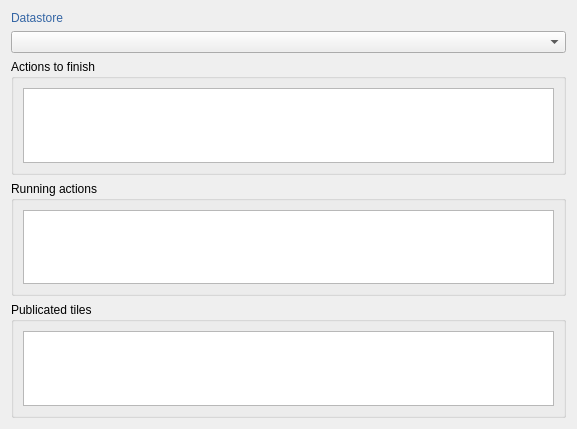
The window that geotuileur/gui/dashboard/wdg_dashboard.ui (JulesGrillot/plugin-qgis-geoplateforme) describes before a commit, drawn with Qt 5.
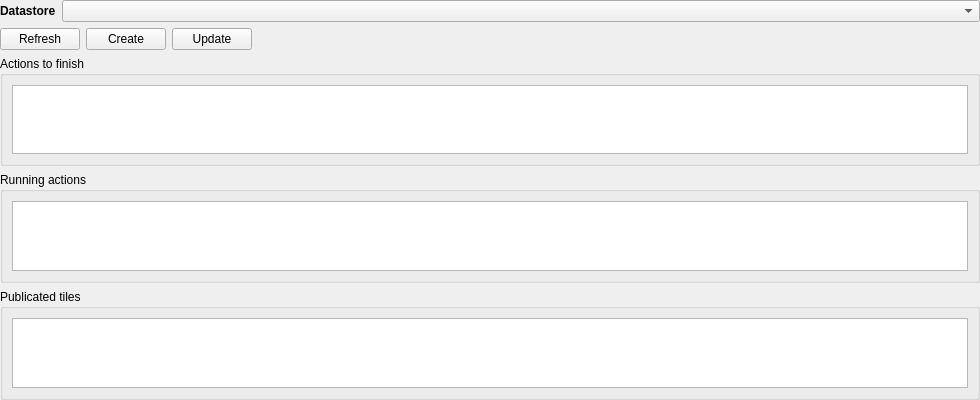
The same window after the commit. Custom widgets are drawn as their Qt base class.

Patch:
```diff
--- a/geotuileur/gui/dashboard/wdg_dashboard.ui
+++ b/geotuileur/gui/dashboard/wdg_dashboard.ui
@@ -6,14 +6,32 @@
    <rect>
     <x>0</x>
     <y>0</y>
-    <width>577</width>
-    <height>429</height>
+    <width>980</width>
+    <height>400</height>
    </rect>
   </property>
+  <property name="minimumSize">
+   <size>
+    <width>980</width>
+    <height>400</height>
+   </size>
+  </property>
   <property name="windowTitle">
    <string>Dashboard</string>
   </property>
   <layout class="QGridLayout" name="gridLayout">
+   <property name="leftMargin">
+    <number>0</number>
+   </property>
+   <property name="topMargin">
+    <number>0</number>
+   </property>
+   <property name="rightMargin">
+    <number>0</number>
+   </property>
+   <property name="bottomMargin">
+    <number>0</number>
+   </property>
    <item row="3" column="0" colspan="2">
     <widget class="QgsCollapsibleGroupBox" name="gbb_running_actions">
      <property name="title">
@@ -26,21 +44,6 @@
      </layout>
     </widget>
    </item>
-   <item row="2" column="0" colspan="2">
-    <widget class="QgsCollapsibleGroupBox" name="gpb_actions_to_finish">
-     <property name="title">
-      <string>Actions to finish</string>
-     </property>
-     <layout class="QGridLayout" name="gridLayout_2">
-      <item row="0" column="0">
-       <widget class="QTableView" name="tbv_actions_to_finish"/>
-      </item>
-     </layout>
-    </widget>
-   </item>
-   <item row="1" column="0" colspan="2">
-    <widget class="DatastoreComboBox" name="cbx_datastore"/>
-   </item>
    <item row="4" column="0" colspan="2">
     <widget class="QgsCollapsibleGroupBox" name="gbp_publicated_tiles">
      <property name="title">
@@ -53,17 +56,78 @@
      </layout>
     </widget>
    </item>
-   <item row="0" column="0" colspan="2">
+   <item row="0" column="0">
     <widget class="QLabel" name="lbl_datastore">
-     <property name="styleSheet">
-      <string notr="true">font: 75 13pt &quot;Ubuntu Condensed&quot;;
-color: rgb(52, 101, 164);</string>
+     <property name="sizePolicy">
+      <sizepolicy hsizetype="Fixed" vsizetype="Preferred">
+       <horstretch>0</horstretch>
+       <verstretch>0</verstretch>
+      </sizepolicy>
+     </property>
+     <property name="font">
+      <font>
+       <weight>75</weight>
+       <bold>true</bold>
+      </font>
      </property>
      <property name="text">
       <string>Datastore</string>
      </property>
     </widget>
    </item>
+   <item row="2" column="0" colspan="2">
+    <widget class="QgsCollapsibleGroupBox" name="gpb_actions_to_finish">
+     <property name="title">
+      <string>Actions to finish</string>
+     </property>
+     <layout class="QGridLayout" name="gridLayout_2">
+      <item row="0" column="0">
+       <widget class="QTableView" name="tbv_actions_to_finish"/>
+      </item>
+     </layout>
+    </widget>
+   </item>
+   <item row="0" column="1">
+    <widget class="DatastoreComboBox" name="cbx_datastore"/>
+   </item>
+   <item row="1" column="0" colspan="2">
+    <layout class="QHBoxLayout" name="horizontalLayout">
+     <item>
+      <widget class="QPushButton" name="btn_refresh">
+       <property name="text">
+        <string>Refresh</string>
+       </property>
+      </widget>
+     </item>
+     <item>
+      <widget class="QPushButton" name="btn_create">
+       <property name="text">
+        <string>Create</string>
+       </property>
+      </widget>
+     </item>
+     <item>
+      <widget class="QPushButton" name="btn_update">
+       <property name="text">
+        <string>Update</string>
+       </property>
+      </widget>
+     </item>
+     <item>
+      <spacer name="horizontalSpacer">
+       <property name="orientation">
+        <enum>Qt::Horizontal</enum>
+       </property>
+       <property name="sizeHint" stdset="0">
+        <size>
+         <width>40</width>
+         <height>20</height>
+        </size>
+       </property>
+      </spacer>
+     </item>
+    </layout>
+   </item>
   </layout>
  </widget>
  <customwidgets>
```
